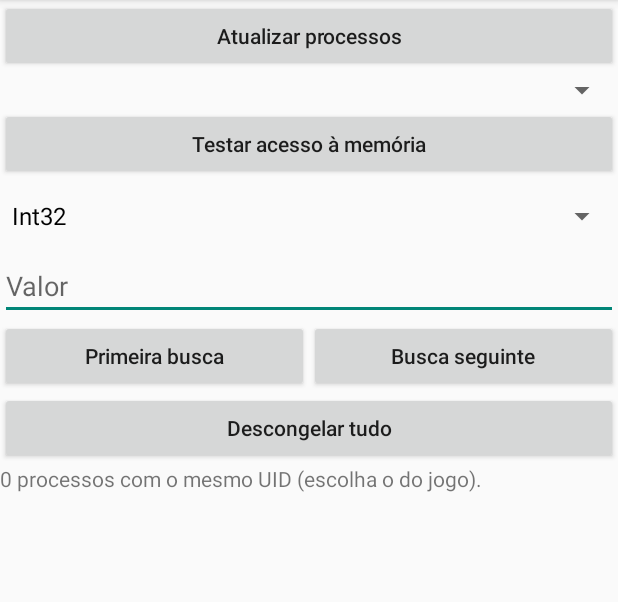
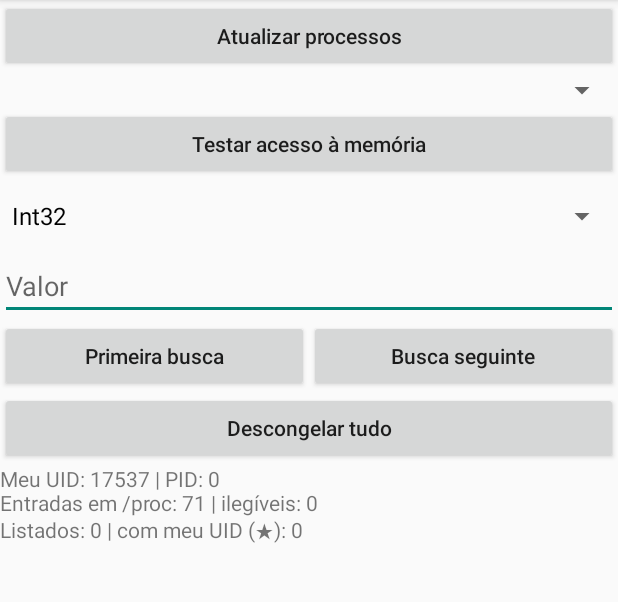
Before and after one commit to Pensadorimparavel/CHEAT-portmobile, an Android app: the screen it shows after launch (MainActivity), on a phone screen of 412 x 824 dp, the part 84-686 px from its top. Run offline under Robolectric (Android 15) with nearby library versions, the phone set to English and light mode, and no system bars; 2 statements that could not run were skipped.

Commit message:
Improve process and UID diagnostics

```diff
--- a/app/src/main/java/com/memscan/app/MainActivity.kt
+++ b/app/src/main/java/com/memscan/app/MainActivity.kt
@@ -7,8 +7,8 @@ import android.widget.*
 import java.io.File
 import java.util.concurrent.ConcurrentHashMap
 
-data class Proc(val pid: Int, val name: String) {
-    override fun toString() = "$pid  $name"
+data class Proc(val pid: Int, val name: String, val uid: Int, val mine: Boolean) {
+    override fun toString() = (if (mine) "★ " else "") + "$pid  uid=$uid  $name"
 }
 
 class MainActivity : Activity() {
@@ -82,22 +82,28 @@ class MainActivity : Activity() {
         val me = android.os.Process.myUid()
         val myPid = android.os.Process.myPid()
         val out = mutableListOf<Proc>()
+        var total = 0
+        var unreadable = 0
         File("/proc").listFiles()?.forEach { d ->
             val p = d.name.toIntOrNull() ?: return@forEach
+            total++
             if (p == myPid) return@forEach
             try {
                 val uid = File("/proc/$p/status").useLines { ls ->
                     ls.firstOrNull { it.startsWith("Uid:") }
                         ?.split(Regex("\\s+"))?.getOrNull(1)?.toIntOrNull()
-                }
-                if (uid != me) return@forEach
-                val name = File("/proc/$p/cmdline").readText().substringBefore('\u0000')
-                out += Proc(p, name.ifEmpty { "?" })
-            } catch (_: Exception) {}
+                } ?: -1
+                val name = try {
+                    File("/proc/$p/cmdline").readText().substringBefore('\\u0000')
+                } catch (_: Exception) { "" }
+                out += Proc(p, name.ifEmpty { "?" }, uid, uid == me)
+            } catch (_: Exception) { unreadable++ }
         }
-        out.sortBy { it.pid }
+        out.sortWith(compareByDescending<Proc> { it.mine }.thenBy { it.pid })
         procSpinner.adapter = ArrayAdapter(this, android.R.layout.simple_spinner_dropdown_item, out)
-        status.text = "${out.size} processos com o mesmo UID (escolha o do jogo)."
+        status.text = "Meu UID: $me | PID: $myPid\n" +
+            "Entradas em /proc: $total | ilegíveis: $unreadable\n" +
+            "Listados: ${out.size} | com meu UID (★): ${out.count { it.mine }}"
     }
 
     private fun probe() {
```
